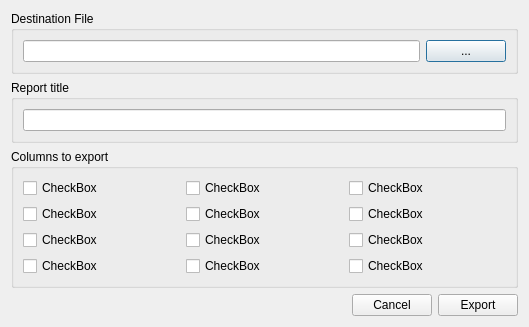
Old version of the form src/Gui/mExportPDF.ui in the repository cagonza6/Buho.
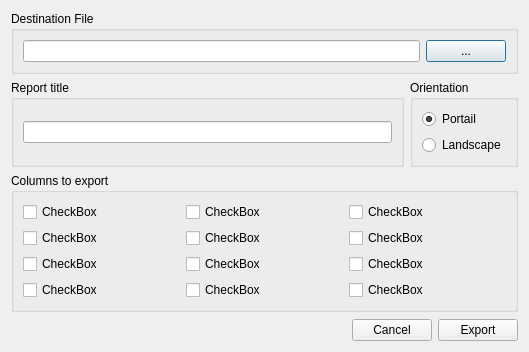
New version of the form.

```diff
--- a/src/Gui/mExportPDF.ui
+++ b/src/Gui/mExportPDF.ui
@@ -7,7 +7,7 @@
     <x>0</x>
     <y>0</y>
     <width>529</width>
-    <height>325</height>
+    <height>352</height>
    </rect>
   </property>
   <property name="windowTitle">
@@ -34,16 +34,49 @@
     </widget>
    </item>
    <item>
-    <widget class="QGroupBox" name="groupBox_title">
-     <property name="title">
-      <string>Report title</string>
-     </property>
-     <layout class="QVBoxLayout" name="verticalLayout_2">
-      <item>
-       <widget class="QLineEdit" name="field_title"/>
-      </item>
-     </layout>
-    </widget>
+    <layout class="QHBoxLayout" name="horizontalLayout_2">
+     <item>
+      <widget class="QGroupBox" name="groupBox_title">
+       <property name="title">
+        <string>Report title</string>
+       </property>
+       <layout class="QHBoxLayout" name="horizontalLayout_4">
+        <item>
+         <widget class="QLineEdit" name="field_title"/>
+        </item>
+       </layout>
+      </widget>
+     </item>
+     <item>
+      <widget class="QGroupBox" name="groupBox_2">
+       <property name="title">
+        <string>Orientation</string>
+       </property>
+       <layout class="QVBoxLayout" name="verticalLayout_2">
+        <item>
+         <widget class="QRadioButton" name="radio_portail">
+          <property name="text">
+           <string>Portail</string>
+          </property>
+          <property name="checked">
+           <bool>true</bool>
+          </property>
+         </widget>
+        </item>
+        <item>
+         <widget class="QRadioButton" name="radio_landscape">
+          <property name="text">
+           <string>Landscape</string>
+          </property>
+          <property name="checked">
+           <bool>false</bool>
+          </property>
+         </widget>
+        </item>
+       </layout>
+      </widget>
+     </item>
+    </layout>
    </item>
    <item>
     <widget class="QGroupBox" name="checkBox">
@@ -138,6 +171,19 @@
      </layout>
     </widget>
    </item>
+   <item>
+    <spacer name="verticalSpacer">
+     <property name="orientation">
+      <enum>Qt::Vertical</enum>
+     </property>
+     <property name="sizeHint" stdset="0">
+      <size>
+       <width>20</width>
+       <height>40</height>
+      </size>
+     </property>
+    </spacer>
+   </item>
    <item>
     <layout class="QHBoxLayout" name="horizontalLayout_3">
      <item>
```
Left out of the diff: 60 changed lines with no effect on the pictures.
